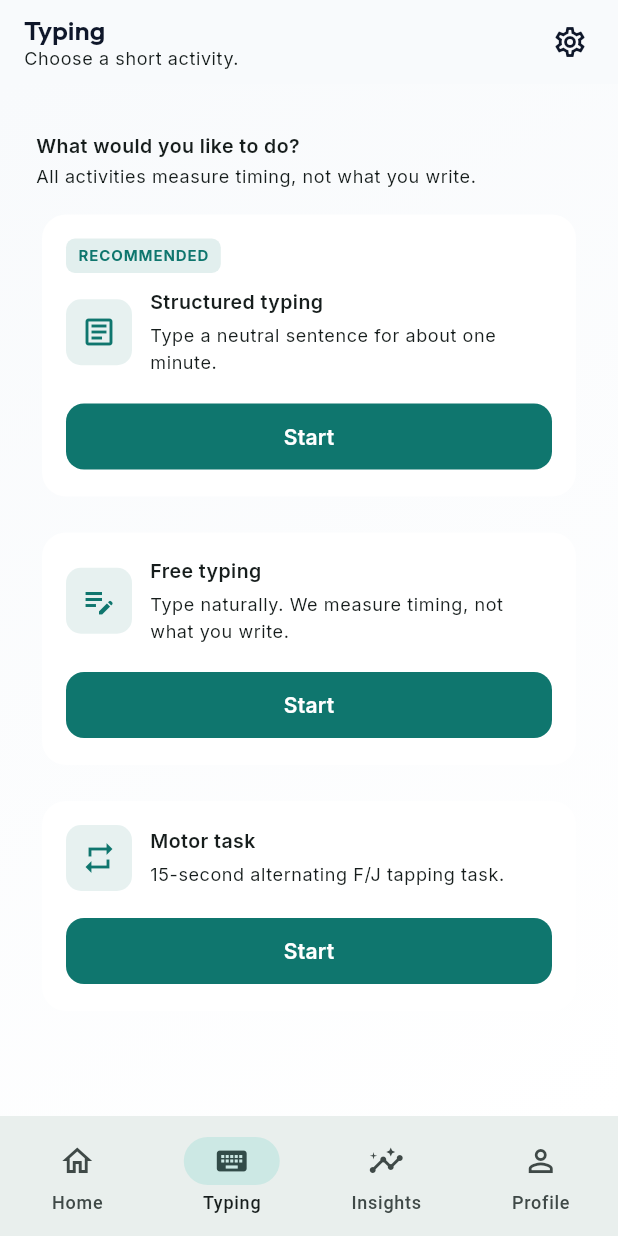
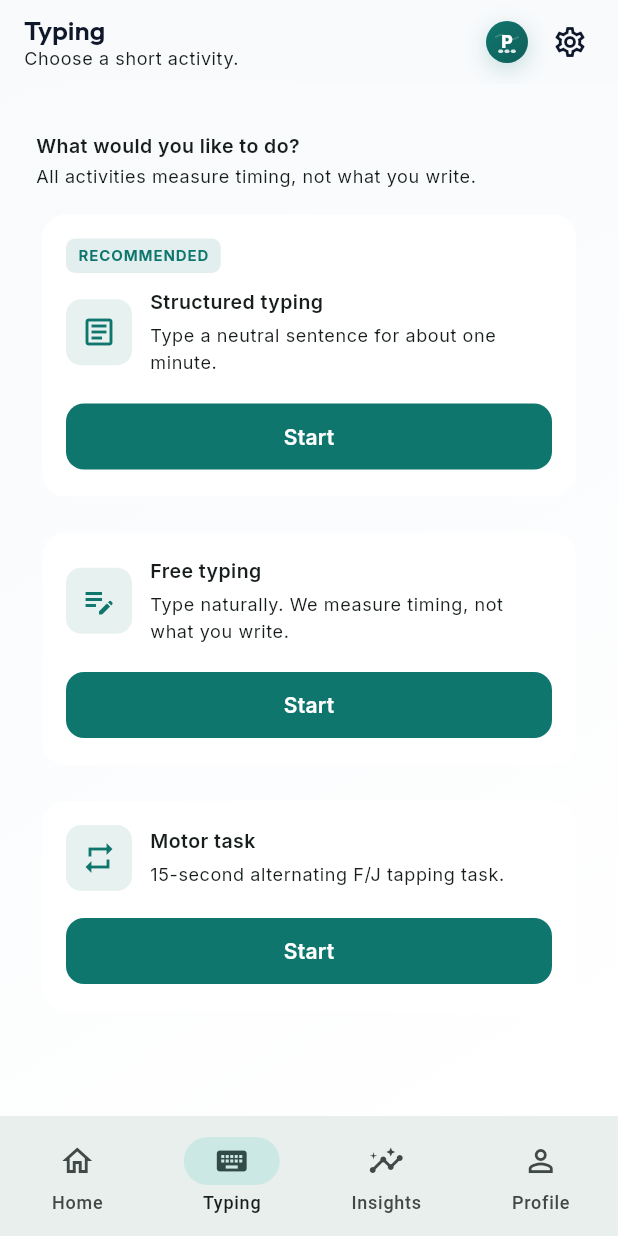
Before and after one commit to riddhibantia/parkinson-app, a Flutter app: the StructuredTypingScreen screen opened by its route, after a tap on "Cancel", on a phone screen of 412 x 824 dp. Run offline on Flutter 3.47's test engine with Material 3 defaults, Android fonts, the phone set to English and light mode, and no system bars; our stand-ins replace cloud_firestore, firebase_auth, firebase_core, fl_chart, flutter_riverpod, go_router and 3 more; accounts and stored records are empty.

Commit message:
ParkinTrace rebrand: logo, light palette, remove Layer2 practice, Layer2 session insight, top-right branding, session routing

```diff
--- a/parkinson_app/lib/app.dart
+++ b/parkinson_app/lib/app.dart
@@ -14,7 +14,7 @@ class ParkinsonApp extends ConsumerWidget {
     final router = ref.watch(appRouterProvider);
     final mode = ref.watch(themeModeProvider);
     return MaterialApp.router(
-      title: 'TypeMonitor',
+      title: 'ParkinTrace',
       theme: AppTheme.lightTheme,
       darkTheme: AppTheme.darkTheme,
       themeMode: mode,
--- a/parkinson_app/lib/core/layout/top_bar.dart
+++ b/parkinson_app/lib/core/layout/top_bar.dart
@@ -4,6 +4,7 @@ import 'package:go_router/go_router.dart';
 
 import '../../core/providers/app_mode_provider.dart';
 import '../../core/theme/app_colors.dart';
+import '../../shared/widgets/parkin_trace_logo.dart';
 
 class AppTopBar extends ConsumerWidget implements PreferredSizeWidget {
   final String title;
@@ -34,29 +35,17 @@ class AppTopBar extends ConsumerWidget implements PreferredSizeWidget {
             decoration: BoxDecoration(
               color: AppColors.accent.withValues(alpha: 0.2),
               borderRadius: BorderRadius.circular(999),
-              border: Border.all(
-                color: AppColors.accent.withValues(alpha: 0.4),
-              ),
+              border: Border.all(color: AppColors.accent.withValues(alpha: 0.4)),
             ),
-            child: Row(
-              children: [
-                const Icon(Icons.science_outlined, size: 14),
-                const SizedBox(width: 6),
-                Text(
-                  'DEMO',
-                  style: Theme.of(context).textTheme.bodySmall?.copyWith(
-                    fontSize: 10,
-                    fontWeight: FontWeight.w600,
-                  ),
-                ),
-              ],
-            ),
+            child: Row(children: [
+              const Icon(Icons.science_outlined, size: 14),
+              const SizedBox(width: 6),
+              Text('DEMO', style: Theme.of(context).textTheme.bodySmall?.copyWith(fontSize: 10, fontWeight: FontWeight.w600)),
+            ]),
           ),
-        IconButton(
-          tooltip: 'Settings',
-          onPressed: () => context.go('/profile/settings'),
-          icon: const Icon(Icons.settings_outlined),
-        ),
+        const ParkinTraceLogo(size: 28),
+        const SizedBox(width: 4),
+        IconButton(tooltip: 'Settings', onPressed: () => context.go('/profile/settings'), icon: const Icon(Icons.settings_outlined)),
         const SizedBox(width: 8),
       ],
     );
--- a/parkinson_app/lib/core/router/app_router.dart
+++ b/parkinson_app/lib/core/router/app_router.dart
@@ -9,6 +9,7 @@ import '../../features/dashboard/screens/detailed_metrics_screen.dart';
 import '../../features/dashboard/screens/history_screen.dart';
 import '../../features/dashboard/screens/layer1_result_screen.dart';
 import '../../features/dashboard/screens/layer2_result_screen.dart';
+import '../../features/dashboard/screens/layer2_session_insight_screen.dart';
 import '../../features/splash/screens/splash_screen.dart';
 import '../../features/checkin/screens/checkin_screen.dart';
 import '../../features/onboarding/screens/consent_screen.dart';
@@ -118,6 +119,10 @@ final appRouterProvider = Provider<GoRouter>((ref) {
         path: '/disclaimer',
         builder: (context, state) => const DisclaimerScreen(),
       ),
+      GoRoute(
+        path: '/session/layer2/:id',
+        builder: (context, state) => Layer2SessionInsightScreen(sessionId: state.pathParameters['id']!),
+      ),
       StatefulShellRoute.indexedStack(
         builder: (context, state, navigationShell) {
           return AppShell(navigationShell: navigationShell);
--- a/parkinson_app/lib/features/onboarding/screens/how_it_works_screen.dart
+++ b/parkinson_app/lib/features/onboarding/screens/how_it_works_screen.dart
@@ -53,7 +53,7 @@ class _HowItWorksScreenState extends State<HowItWorksScreen> {
                     ),
                     const SizedBox(width: 12),
                     Text(
-                      'TypeMonitor',
+                      'ParkinTrace',
                       style: Theme.of(context).textTheme.titleSmall,
                     ),
                   ],
--- a/parkinson_app/lib/features/splash/screens/splash_screen.dart
+++ b/parkinson_app/lib/features/splash/screens/splash_screen.dart
@@ -60,7 +60,7 @@ class _SplashScreenState extends ConsumerState<SplashScreen> {
             ),
             const SizedBox(height: 16),
             Text(
-              'TypeMonitor',
+              'ParkinTrace',
               style: Theme.of(context).textTheme.headlineMedium,
             ),
             const SizedBox(height: 4),
--- /dev/null
+++ b/parkinson_app/lib/shared/widgets/parkin_trace_logo.dart
@@ -0,0 +1,99 @@
+import 'package:flutter/material.dart';
+
+/// Professional ParkinTrace logo — circular emblem with P + keyboard/waveform.
+/// Minimal, geometric, scalable at 24px to 128px.
+class ParkinTraceLogo extends StatelessWidget {
+  final double size;
+  final bool showWordmark;
+  const ParkinTraceLogo({super.key, this.size = 48, this.showWordmark = false});
+
+  @override
+  Widget build(BuildContext context) {
+    return Row(
+      mainAxisSize: MainAxisSize.min,
+      children: [
+        Container(
+          width: size,
+          height: size,
+          decoration: BoxDecoration(
+            shape: BoxShape.circle,
+            gradient: LinearGradient(
+              begin: Alignment.topLeft,
+              end: Alignment.bottomRight,
+              colors: [
+                const Color(0xFF0F766E),
+                const Color(0xFF115E59),
+              ],
+            ),
+            boxShadow: [
+              BoxShadow(color: const Color(0xFF0F766E).withValues(alpha: 0.22), blurRadius: 12, offset: const Offset(0, 4)),
+            ],
+          ),
+          child: CustomPaint(
+            painter: _LogoPainter(),
+            child: Center(
+              child: Text('P',
+                  style: TextStyle(
+                      color: Colors.white,
+                      fontSize: size * 0.42,
+                      fontWeight: FontWeight.w800,
+                      height: 1,
+                      letterSpacing: -0.5)),
+            ),
+          ),
+        ),
+        if (showWordmark) ...[
+          const SizedBox(width: 10),
+          Column(
+            crossAxisAlignment: CrossAxisAlignment.start,
+            mainAxisSize: MainAxisSize.min,
+            children: [
+              Text('ParkinTrace',
+                  style: TextStyle(
+                      fontSize: size * 0.32,
+                      fontWeight: FontWeight.w700,
+                      color: Theme.of(context).textTheme.titleSmall?.color,
+                      height: 1)),
+              Text('Typing patterns for Parkinson\'s monitoring',
+                  style: TextStyle(fontSize: size * 0.14, color: Theme.of(context).textTheme.bodySmall?.color?.withValues(alpha: 0.7))),
+            ],
+          ),
+        ],
+      ],
+    );
+  }
+}
+
+class _LogoPainter extends CustomPainter {
+  @override
+  void paint(Canvas canvas, Size size) {
+    final paint = Paint()
+      ..color = Colors.white.withValues(alpha: 0.18)
+      ..style = PaintingStyle.stroke
+      ..strokeWidth = 1.2
+      ..strokeCap = StrokeCap.round;
+
+    // Subtle keyboard keys at bottom arc
+    final keyPaint = Paint()..color = Colors.white.withValues(alpha: 0.85);
+    final center = Offset(size.width / 2, size.height / 2);
+    final r = size.width * 0.38;
+    // three tiny rounded rects for keys
+    for (var i = -1; i <= 1; i++) {
+      final rect = RRect.fromRectAndRadius(
+        Rect.fromCenter(center: Offset(center.dx + i * size.width * 0.15, center.dy + size.height * 0.22), width: size.width * 0.12, height: size.width * 0.08),
+        Radius.circular(2),
+      );
+      canvas.drawRRect(rect, keyPaint);
+    }
+
+    // Waveform arc at top
+    final path = Path();
+    path.moveTo(center.dx - r * 0.7, center.dy - size.height * 0.12);
+    path.quadraticBezierTo(center.dx - r * 0.35, center.dy - size.height * 0.22, center.dx, center.dy - size.height * 0.12);
+    path.quadraticBezierTo(center.dx + r * 0.35, center.dy - size.height * 0.02, center.dx + r * 0.7, center.dy - size.height * 0.12);
+    canvas.drawPath(path, paint);
+  }
+
+  @override
+  bool shouldRepaint(covariant CustomPainter oldDelegate) => false;
+}
```
Also changed, not shown: parkinson_app/lib/core/layout/sidebar.dart (+3 -38 lines), parkinson_app/lib/features/dashboard/screens/layer2_session_insight_screen.dart (added, +131 -0 lines), parkinson_app/lib/features/typing_test/screens/structured_typing_screen.dart (+6 -16 lines), 2 other files.
